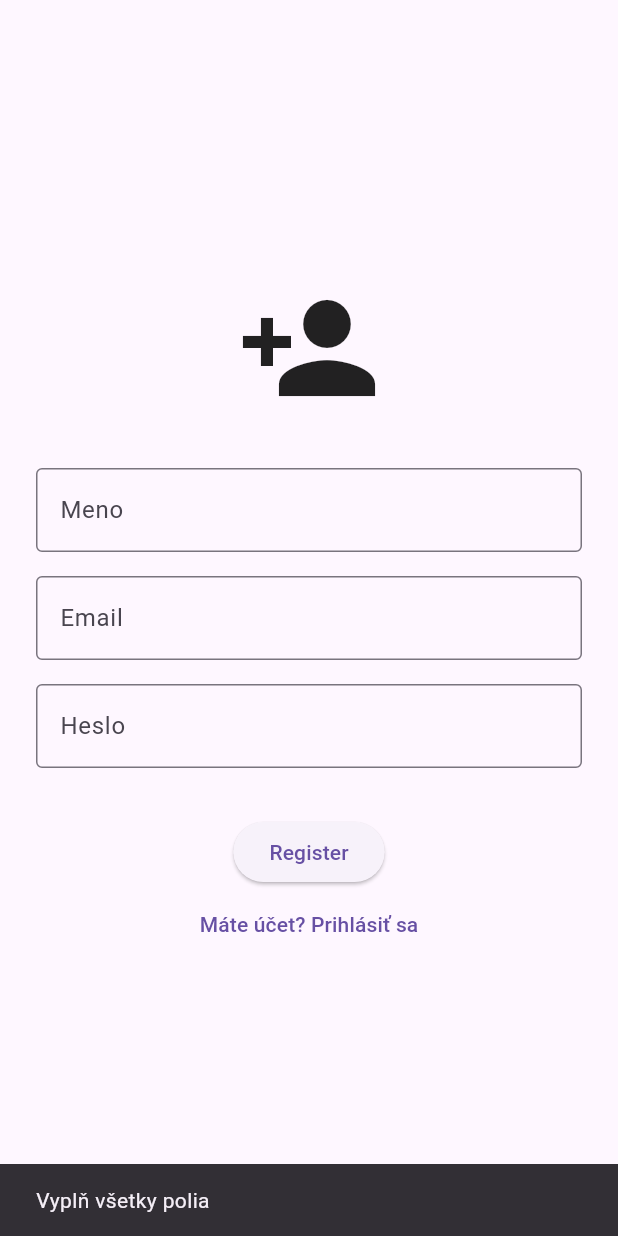
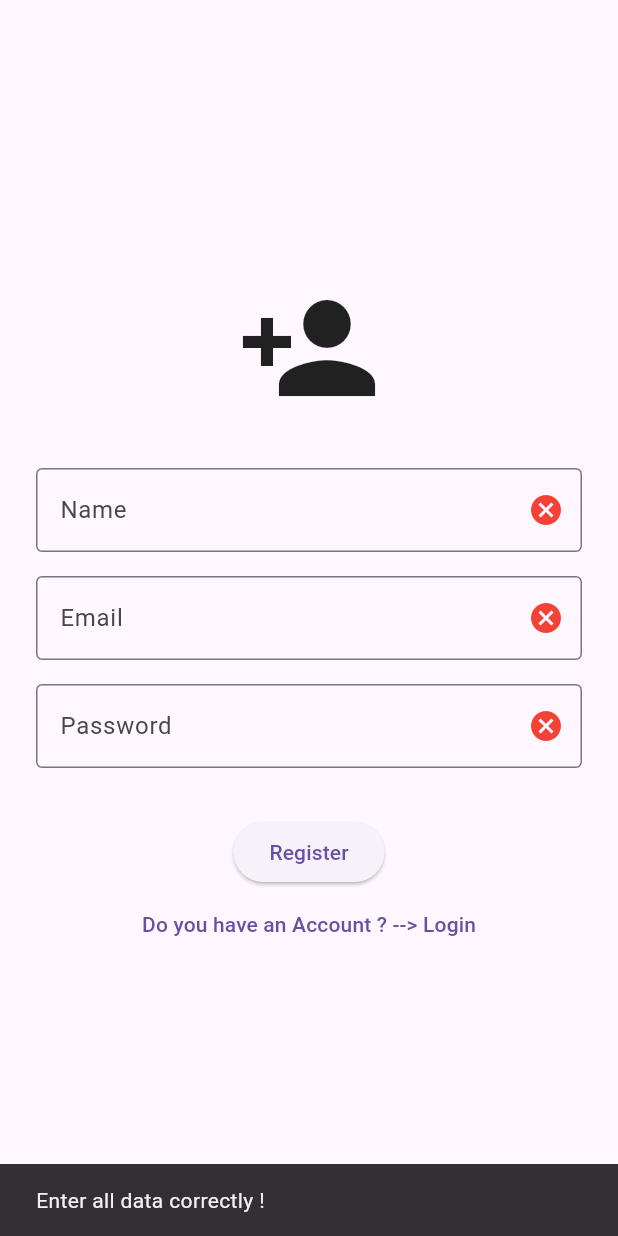
Before and after one commit to RomanSkurak/FrontEnd-MTAA, a Flutter app: the RegisterScreen screen opened by its route, after a tap on "Register", on a phone screen of 412 x 824 dp. Run offline on Flutter 3.47's test engine with Material 3 defaults, Android fonts, the phone set to English and light mode, and no system bars; our stand-ins replace connectivity_plus, firebase_analytics, firebase_core, firebase_crashlytics, firebase_messaging, flutter_local_notifications and 7 more; missing offline and left inert: workmanager; accounts and stored records are empty; network calls fail.

```diff
--- a/frontend/lib/home_screen.dart
+++ b/frontend/lib/home_screen.dart
@@ -10,7 +10,7 @@ import 'package:hive/hive.dart';
 import 'offline_models.dart';
 import 'dart:typed_data';
 import 'dart:convert';
-
+import 'package:firebase_analytics/firebase_analytics.dart';
 
 class HomeScreen extends StatefulWidget {
   const HomeScreen({super.key});
@@ -39,7 +39,7 @@ class _HomeScreenState extends State<HomeScreen> {
       if (context != null) {
         ScaffoldMessenger.of(context).showSnackBar(
           SnackBar(
-            content: Text('📚 Nový verejný set: ${data['title']}'),
+            content: Text('📚 New Public Set: ${data['title']}'),
             duration: Duration(seconds: 4),
           ),
         );
@@ -58,7 +58,6 @@ class _HomeScreenState extends State<HomeScreen> {
     connectSocket();
     _loadUsername();
     _loadRecentSets();
-
   }
 
   bool _loading = true;
@@ -71,6 +70,7 @@ class _HomeScreenState extends State<HomeScreen> {
       });
     }
   }
+
   Uint8List? _decodeBase64(String? base64) {
     if (base64 == null || base64.isEmpty) return null;
     final cleaned = base64.replaceAll(RegExp(r'[^A-Za-z0-9+/=]+'), '');
@@ -85,14 +85,17 @@ class _HomeScreenState extends State<HomeScreen> {
 
     if (online) {
       try {
-        final remoteSets = await ApiService().fetchSets()
+        final remoteSets =
+            await ApiService().fetchSets()
               ..sort((a, b) => a.createdAt.compareTo(b.createdAt));
         await box.clear();
 
-        await Future.wait(remoteSets.map((set) async {
+        await Future.wait(
+          remoteSets.map((set) async {
             final fullSet = await ApiService().loadSetWithFlashcards(set.setId);
 
-          final offlineFlashcards = (fullSet['cards'] as List).map((card) {
+            final offlineFlashcards =
+                (fullSet['cards'] as List).map((card) {
                   return OfflineFlashcard(
                     front: card['front_side'],
                     back: card['back_side'],
@@ -112,7 +115,8 @@ class _HomeScreenState extends State<HomeScreen> {
             );
 
             await box.add(offlineSet);
-        }));
+          }),
+        );
         if (!mounted) return;
         setState(() {
           recentlyAdded = remoteSets.reversed.take(4).toList();
@@ -130,19 +134,24 @@ class _HomeScreenState extends State<HomeScreen> {
   }
 
   void _loadFromHive(Box<OfflineFlashcardSet> box) {
-    final local = box.values.toList()
-      ..sort((a, b) => b.createdAt.compareTo(a.createdAt)); // zoradenie zostupne
+    final local =
+        box.values.toList()..sort(
+          (a, b) => b.createdAt.compareTo(a.createdAt),
+        ); // zoradenie zostupne
 
     setState(() {
-      recentlyAdded = local
-          .map((s) => FlashcardSet(
+      recentlyAdded =
+          local
+              .map(
+                (s) => FlashcardSet(
                   setId: s.setId,
                   name: s.name,
                   isPublic: s.isPublic,
                   userId: s.userId,
                   createdAt: s.createdAt,
                   updatedAt: s.updatedAt,
-              ))
+                ),
+              )
               .take(4) // nemusíš už dávať reversed, lebo už sú zoradené správne
               .toList();
     });
@@ -151,7 +160,7 @@ class _HomeScreenState extends State<HomeScreen> {
   void _navigateToStatistics(BuildContext context) async {
     try {
       //final stats = await ApiService().getStatistics();
-
+      FirebaseAnalytics.instance.logEvent(name: 'statistics_opened');
       await Navigator.push(
         context,
         MaterialPageRoute(builder: (context) => const StatisticsScreen()),
@@ -160,7 +169,7 @@ class _HomeScreenState extends State<HomeScreen> {
       _loadRecentSets();
     } catch (e) {
       ScaffoldMessenger.of(context).showSnackBar(
-        const SnackBar(content: Text("Štatistiky sú dostupné len online")),
+        const SnackBar(content: Text("Statistics are only available Online")),
       );
     }
   }
@@ -173,7 +182,8 @@ Widget build(BuildContext context) {
       backgroundColor: theme.scaffoldBackgroundColor,
       body: Padding(
         padding: const EdgeInsets.fromLTRB(20, 50, 20, 0),
-        child: _loading
+        child:
+            _loading
                 ? const Center(child: CircularProgressIndicator())
                 : Column(
                   crossAxisAlignment: CrossAxisAlignment.start,
@@ -222,12 +232,16 @@ Widget build(BuildContext context) {
                               if (mounted) {
                                 await showDialog(
                                   context: context,
-                                builder: (ctx) => AlertDialog(
+                                  builder:
+                                      (ctx) => AlertDialog(
                                         title: const Text('Offline'),
-                                  content: const Text('You are offline – creating a set requires internet connection.'),
+                                        content: const Text(
+                                          'You are offline – creating a set requires internet connection.',
+                                        ),
                                         actions: [
                                           TextButton(
-                                      onPressed: () => Navigator.of(ctx).pop(),
+                                            onPressed:
+                                                () => Navigator.of(ctx).pop(),
                                             child: const Text('OK'),
                                           ),
                                         ],
@@ -237,8 +251,13 @@ Widget build(BuildContext context) {
                               return;
                             }
 
-                          final result = await Navigator.pushNamed(context, '/create');
-                          await Future.delayed(const Duration(milliseconds: 10));
+                            final result = await Navigator.pushNamed(
+                              context,
+                              '/create',
+                            );
+                            await Future.delayed(
+                              const Duration(milliseconds: 10),
+                            );
                             if (!mounted) return;
                             if (result != null) {
                               _loadRecentSets();
@@ -248,7 +267,8 @@ Widget build(BuildContext context) {
                           label: const Text('Add'),
                           style: ElevatedButton.styleFrom(
                             backgroundColor: theme.colorScheme.primaryContainer,
-                          foregroundColor: theme.colorScheme.onPrimaryContainer,
+                            foregroundColor:
+                                theme.colorScheme.onPrimaryContainer,
                             padding: const EdgeInsets.symmetric(
                               horizontal: 12,
                               vertical: 8,
@@ -282,7 +302,8 @@ Widget build(BuildContext context) {
                               color: theme.cardColor,
                               borderRadius: BorderRadius.circular(6),
                               border: Border.all(
-                              color: theme.brightness == Brightness.dark
+                                color:
+                                    theme.brightness == Brightness.dark
                                         ? Colors.grey.shade700
                                         : Colors.grey.shade300,
                               ),
@@ -290,7 +311,10 @@ Widget build(BuildContext context) {
                             height: 44,
                             padding: const EdgeInsets.symmetric(horizontal: 16),
                             alignment: Alignment.centerLeft,
-                          child: Text(set.name, style: const TextStyle(fontSize: 16)),
+                            child: Text(
+                              set.name,
+                              style: const TextStyle(fontSize: 16),
+                            ),
                           ),
                         );
                       }),
@@ -303,7 +327,8 @@ Widget build(BuildContext context) {
                         color: theme.cardColor,
                         borderRadius: BorderRadius.circular(12),
                         border: Border.all(
-                        color: theme.brightness == Brightness.dark
+                          color:
+                              theme.brightness == Brightness.dark
                                   ? Colors.grey.shade700
                                   : Colors.grey.shade300,
                         ),
@@ -320,10 +345,14 @@ Widget build(BuildContext context) {
                               width: 100,
                               height: 70,
                               decoration: BoxDecoration(
-                              color: theme.colorScheme.surfaceContainerHighest,
+                                color:
+                                    theme.colorScheme.surfaceContainerHighest,
                                 borderRadius: BorderRadius.circular(12),
                               ),
-                            child: const Icon(FontAwesomeIcons.listUl, size: 30),
+                              child: const Icon(
+                                FontAwesomeIcons.listUl,
+                                size: 30,
+                              ),
                             ),
                           ),
                           GestureDetector(
@@ -332,10 +361,14 @@ Widget build(BuildContext context) {
                               width: 100,
                               height: 70,
                               decoration: BoxDecoration(
-                              color: theme.colorScheme.surfaceContainerHighest,
+                                color:
+                                    theme.colorScheme.surfaceContainerHighest,
                                 borderRadius: BorderRadius.circular(12),
                               ),
-                            child: const Icon(FontAwesomeIcons.chartColumn, size: 30),
+                              child: const Icon(
+                                FontAwesomeIcons.chartColumn,
+                                size: 30,
+                              ),
                             ),
                           ),
                         ],
@@ -348,5 +381,4 @@ Widget build(BuildContext context) {
       ),
     );
   }
-
 }
--- a/frontend/lib/login_screen.dart
+++ b/frontend/lib/login_screen.dart
@@ -23,7 +23,7 @@ class _LoginScreenState extends State<LoginScreen> {
     if (email.isEmpty || password.isEmpty) {
       ScaffoldMessenger.of(
         context,
-      ).showSnackBar(const SnackBar(content: Text('Vyplň všetky polia')));
+      ).showSnackBar(const SnackBar(content: Text('Fill in all fields')));
       return;
     }
 
@@ -51,11 +51,11 @@ class _LoginScreenState extends State<LoginScreen> {
 
       ScaffoldMessenger.of(
         context,
-      ).showSnackBar(const SnackBar(content: Text('Úspešné prihlásenie')));
+      ).showSnackBar(const SnackBar(content: Text('Successful Login')));
     } else {
       ScaffoldMessenger.of(
         context,
-      ).showSnackBar(const SnackBar(content: Text('Prihlásenie zlyhalo')));
+      ).showSnackBar(const SnackBar(content: Text('Login Failed')));
     }
   }
 
@@ -99,22 +99,23 @@ class _LoginScreenState extends State<LoginScreen> {
                 onPressed: () {
                   Navigator.pushNamed(context, '/register');
                 },
-                child: const Text('Nemáš účet? Registrovať sa'),
+                child: const Text('Dont you have an account? --> Register'),
               ),
               OutlinedButton(
                 onPressed: () async {
                   final response = await ApiService().guestLogin();
                   if (response) {
+                    FirebaseAnalytics.instance.logEvent(name: 'guest_login');
                     Navigator.pushReplacementNamed(context, '/guest');
                   } else {
                     ScaffoldMessenger.of(context).showSnackBar(
                       const SnackBar(
-                        content: Text('Nepodarilo sa prihlásiť ako hosť'),
+                        content: Text('Failed to log in as a Guest'),
                       ),
                     );
                   }
                 },
-                child: const Text('Pokračovať ako hosť'),
+                child: const Text('Continue as Guest'),
               ),
             ],
           ),
--- a/frontend/lib/main.dart
+++ b/frontend/lib/main.dart
@@ -52,8 +52,8 @@ void callbackDispatcher() {
 
     await flutterLocalNotificationsPlugin.show(
       0,
-      '📚 Nezabudni na učenie!',
-      'Poď si zopakovať svoje flashcards!',
+      '📚 Dont forget to Study!',
+      'Come and review your flashcards!',
       notificationDetails,
     );
 
--- a/frontend/lib/register_screen.dart
+++ b/frontend/lib/register_screen.dart
@@ -1,5 +1,6 @@
 import 'package:flutter/material.dart';
 import 'api_service.dart';
+import 'package:firebase_analytics/firebase_analytics.dart';
 
 class RegisterScreen extends StatefulWidget {
   const RegisterScreen({super.key});
@@ -13,15 +14,22 @@ class _RegisterScreenState extends State<RegisterScreen> {
   final TextEditingController emailController = TextEditingController();
   final TextEditingController passwordController = TextEditingController();
 
+  bool isNameValid = false;
+  bool isEmailValid = false;
+  bool isPasswordValid = false;
+
+  final emailRegex = RegExp(r'^[\w-\.]+@([\w-]+\.)+[\w-]{2,4}$');
+  final nameRegex = RegExp(r'^[a-zA-Zá-žÁ-Ž\s]{2,}$');
+
   void handleRegister() async {
     final name = nameController.text.trim();
     final email = emailController.text.trim();
     final password = passwordController.text.trim();
 
-    if (name.isEmpty || email.isEmpty || password.isEmpty) {
-      ScaffoldMessenger.of(
-        context,
-      ).showSnackBar(const SnackBar(content: Text('Vyplň všetky polia')));
+    if (!isNameValid || !isEmailValid || !isPasswordValid) {
+      ScaffoldMessenger.of(context).showSnackBar(
+        const SnackBar(content: Text('Enter all data correctly !')),
+      );
       return;
     }
 
@@ -29,21 +37,47 @@ class _RegisterScreenState extends State<RegisterScreen> {
     final success = await api.register(name, email, password);
 
     if (success) {
+      FirebaseAnalytics.instance.logEvent(name: 'register_success');
       ScaffoldMessenger.of(
         context,
-      ).showSnackBar(const SnackBar(content: Text('Registrácia úspešná')));
+      ).showSnackBar(const SnackBar(content: Text('Registration Succesful')));
       Navigator.pushNamed(context, '/login');
     } else {
       ScaffoldMessenger.of(
         context,
-      ).showSnackBar(const SnackBar(content: Text('Registrácia zlyhala')));
+      ).showSnackBar(const SnackBar(content: Text('Registration Failed')));
     }
+  }
+
+  Widget _buildValidatedField({
+    required String label,
+    required TextEditingController controller,
+    required bool isValid,
+    required void Function(String) onChanged,
+    bool obscureText = false,
+  }) {
+    return TextField(
+      controller: controller,
+      obscureText: obscureText,
+      onChanged: onChanged,
+      decoration: InputDecoration(
+        labelText: label,
+        border: const OutlineInputBorder(),
+        suffixIcon: AnimatedSwitcher(
+          duration: const Duration(milliseconds: 200),
+          child: Icon(
+            isValid ? Icons.check_circle : Icons.cancel,
+            key: ValueKey<bool>(isValid),
+            color: isValid ? Colors.green : Colors.red,
+          ),
+        ),
+      ),
+    );
   }
 
   @override
   Widget build(BuildContext context) {
-    final theme = Theme.of(context); // 💡 Získaj aktuálnu tému
-    final textColor = theme.textTheme.bodyMedium?.color ?? Colors.black;
+    final theme = Theme.of(context);
 
     return Scaffold(
       backgroundColor: theme.colorScheme.background,
@@ -55,29 +89,38 @@ class _RegisterScreenState extends State<RegisterScreen> {
             children: [
               const Icon(Icons.person_add, size: 96),
               const SizedBox(height: 32),
-              TextField(
+              _buildValidatedField(
+                label: 'Name',
                 controller: nameController,
-                decoration: const InputDecoration(
-                  labelText: 'Meno',
-                  border: OutlineInputBorder(),
-                ),
+                isValid: isNameValid,
+                onChanged: (value) {
+                  setState(() {
+                    isNameValid = nameRegex.hasMatch(value.trim());
+                  });
+                },
               ),
               const SizedBox(height: 16),
-              TextField(
+              _buildValidatedField(
+                label: 'Email',
                 controller: emailController,
-                decoration: const InputDecoration(
-                  labelText: 'Email',
-                  border: OutlineInputBorder(),
-                ),
+                isValid: isEmailValid,
+                onChanged: (value) {
+                  setState(() {
+                    isEmailValid = emailRegex.hasMatch(value.trim());
+                  });
+                },
               ),
               const SizedBox(height: 16),
-              TextField(
+              _buildValidatedField(
+                label: 'Password',
                 controller: passwordController,
+                isValid: isPasswordValid,
                 obscureText: true,
-                decoration: const InputDecoration(
-                  labelText: 'Heslo',
-                  border: OutlineInputBorder(),
-                ),
+                onChanged: (value) {
+                  setState(() {
+                    isPasswordValid = value.trim().length >= 6;
+                  });
+                },
               ),
               const SizedBox(height: 32),
               ElevatedButton(
@@ -88,7 +131,7 @@ class _RegisterScreenState extends State<RegisterScreen> {
                 onPressed: () {
                   Navigator.pushNamed(context, '/login');
                 },
-                child: const Text('Máte účet? Prihlásiť sa'),
+                child: const Text('Do you have an Account ? --> Login'),
               ),
             ],
           ),
```
Also changed, not shown: frontend/lib/admin_screen.dart (+21 -8 lines), frontend/lib/api_service.dart (+12 -0 lines), frontend/lib/guest_screen.dart (+12 -4 lines), frontend/lib/learning_screen.dart (+33 -6 lines), frontend/lib/statistics_screen.dart (+4 -4 lines), frontend/lib/models.dart (line endings or trailing spaces). Lines whose indentation alone changed are shown as unchanged.
